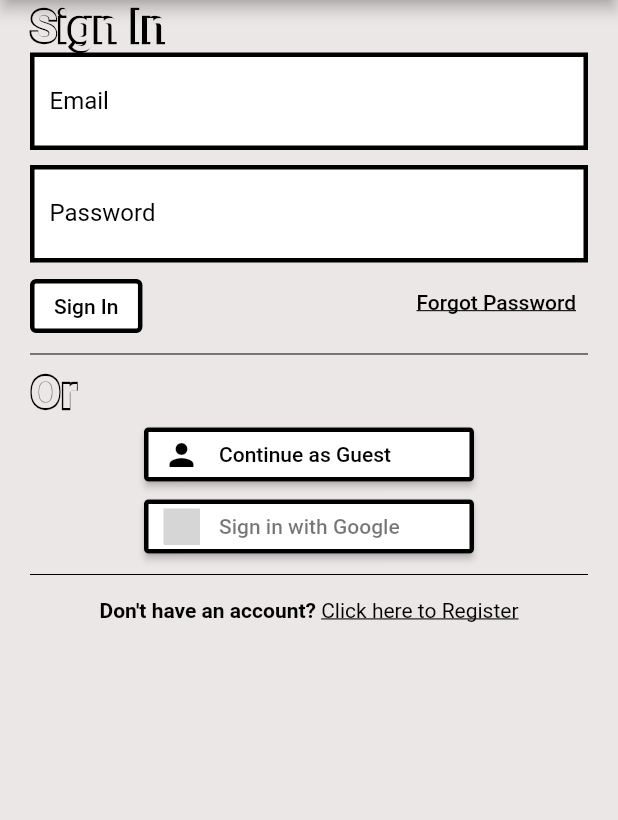
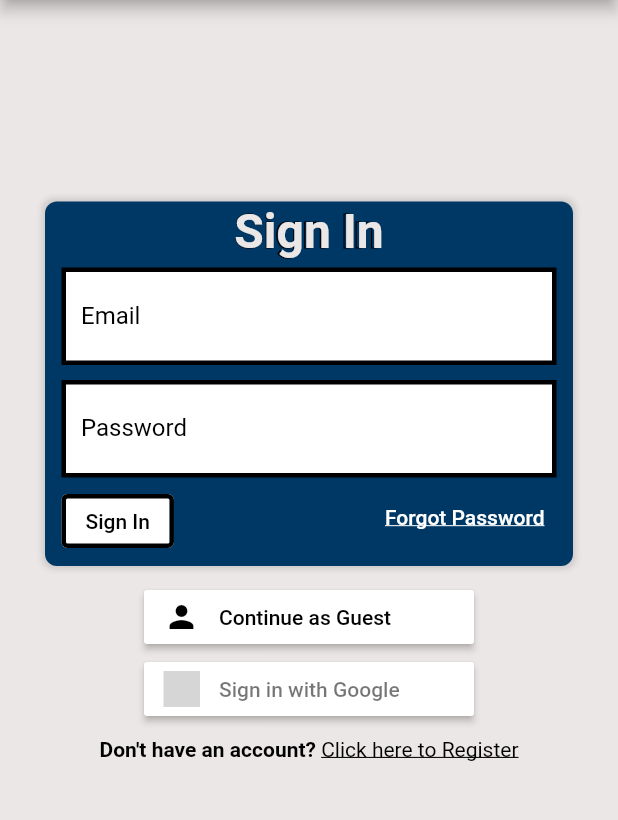
Before and after one commit to deccygpm/UofG-Prepare, a Flutter app: the screen it shows after launch, on a phone screen of 412 x 824 dp, the part 90-910 px from its top. Run offline on Flutter 3.47's test engine with Material 2 defaults, Android fonts, the phone set to English and light mode, and no system bars; our stand-ins replace email_validator, firebase_auth, firebase_core, flutter_signin_button, font_awesome_flutter, google_fonts and 2 more; accounts and stored records are empty; Roboto replaces fonts that are missing (Literata, Lusitana); grey boxes are pictures that could not be loaded.

Commit message:
[#13] Rebuilt sign in screen

```diff
--- a/lib/login/login.dart
+++ b/lib/login/login.dart
@@ -35,18 +35,37 @@ class _LoginScreenState extends State<LoginScreen> {
   Widget build(BuildContext context) {
     return Scaffold(
       appBar: const CustomAppBar(),
-      body: Padding(
-        padding: const EdgeInsets.only(left: 20, right: 20),
-        child: Column(crossAxisAlignment: CrossAxisAlignment.start, children: [
-          Headline(
-            data: "Sign In",
-            color: themeGrey,
+      body: Column(
+        children: [
+          Spacer(),
+          Container(
+            margin: EdgeInsets.all(10),
+            color: Colors.transparent,
+            child: Container(
+              decoration: BoxDecoration(
+                boxShadow: [
+                  BoxShadow(
+                    color: Colors.grey.withOpacity(0.4),
+                    spreadRadius: 2,
+                    blurRadius: 3,
                   ),
-          Form(
+                ],
+                color: themeBlue,
+                border: Border.all(color: Colors.transparent),
+                borderRadius: BorderRadius.circular(8),
+              ),
+              margin: const EdgeInsets.only(left: 20, right: 20),
+              child: Padding(
+                padding: const EdgeInsets.only(left: 10, right: 10, bottom: 5),
+                child: Form(
                   key: formKey,
                   child: Column(
-              crossAxisAlignment: CrossAxisAlignment.start,
+                    crossAxisAlignment: CrossAxisAlignment.center,
                     children: [
+                      Padding(
+                        padding: const EdgeInsets.only(bottom: 5),
+                        child: Headline(data: "Sign In", color: themeGrey),
+                      ),
                       Container(
                         decoration: BoxDecoration(
                             color: Colors.white,
@@ -60,8 +79,10 @@ class _LoginScreenState extends State<LoginScreen> {
                                 controller: emailController,
                                 textInputAction: TextInputAction.next,
                                 keyboardType: TextInputType.emailAddress,
-                          decoration: const InputDecoration(labelText: "Email"),
-                          autovalidateMode: AutovalidateMode.onUserInteraction,
+                                decoration:
+                                    const InputDecoration(labelText: "Email"),
+                                autovalidateMode:
+                                    AutovalidateMode.onUserInteraction,
                                 validator: (email) =>
                                     ValidationService().validateEmail(email!))),
                       ),
@@ -80,11 +101,12 @@ class _LoginScreenState extends State<LoginScreen> {
                                 controller: passwordController,
                                 obscureText: true,
                                 textInputAction: TextInputAction.done,
-                          decoration:
-                              const InputDecoration(labelText: "Password"),
-                          autovalidateMode: AutovalidateMode.onUserInteraction,
-                          validator: (password) =>
-                              ValidationService().validatePassword(password!),
+                                decoration: const InputDecoration(
+                                    labelText: "Password"),
+                                autovalidateMode:
+                                    AutovalidateMode.onUserInteraction,
+                                validator: (password) => ValidationService()
+                                    .validatePassword(password!),
                               )),
                         ),
                       ),
@@ -95,7 +117,8 @@ class _LoginScreenState extends State<LoginScreen> {
                             padding: const EdgeInsets.only(top: 5),
                             child: OutlinedButton(
                               onPressed: () {
-                          final isValid = formKey.currentState!.validate();
+                                final isValid =
+                                    formKey.currentState!.validate();
                                 if (!isValid) return;
 
                                 showDialog(
@@ -105,7 +128,8 @@ class _LoginScreenState extends State<LoginScreen> {
                                           child: CircularProgressIndicator(),
                                         ));
 
-                          AuthService().emailSignIn(emailController.text.trim(),
+                                AuthService().emailSignIn(
+                                    emailController.text.trim(),
                                     passwordController.text.trim());
 
                                 navigatorKey.currentState!
@@ -113,7 +137,8 @@ class _LoginScreenState extends State<LoginScreen> {
                               },
                               style: OutlinedButton.styleFrom(
                                 backgroundColor: Colors.white,
-                          side: const BorderSide(color: Colors.black, width: 3),
+                                side: const BorderSide(
+                                    color: Colors.black, width: 3),
                               ),
                               child: const Text(
                                 "Sign In",
@@ -125,7 +150,7 @@ class _LoginScreenState extends State<LoginScreen> {
                             child: const Text(
                               'Forgot Password',
                               style: TextStyle(
-                          color: Colors.black,
+                                color: Colors.white,
                                 decoration: TextDecoration.underline,
                               ),
                             ),
@@ -146,15 +171,10 @@ class _LoginScreenState extends State<LoginScreen> {
                     ],
                   ),
                 ),
-          const Divider(
-            color: Colors.black,
               ),
-          Headline(
-            data: 'Or',
-            color: themeGrey,
             ),
-          const LoginButtons(),
-          const Divider(color: Colors.black),
+          ),
+          LoginButtons(),
           Center(
             heightFactor: 2,
             child: RichText(
@@ -174,8 +194,11 @@ class _LoginScreenState extends State<LoginScreen> {
                     ),
                   ),
                 ])),
+          ),
+          Spacer(
+            flex: 2,
           )
-        ]),
+        ],
       ),
     );
   }
--- a/lib/login/login_buttons.dart
+++ b/lib/login/login_buttons.dart
@@ -16,9 +16,7 @@ class LoginButtons extends StatelessWidget {
       child: Column(
         children: [
           SignInButtonBuilder(
-            shape: RoundedRectangleBorder(
-                side: const BorderSide(width: 3, color: Colors.black),
-                borderRadius: BorderRadius.circular(3)),
+            elevation: 2,
             backgroundColor: Colors.white,
             onPressed: () => AuthService().guestLogin(),
             text: 'Continue as Guest',
@@ -28,16 +26,10 @@ class LoginButtons extends StatelessWidget {
             textColor: Colors.black,
           ),
           SignInButton(Buttons.Google,
-              shape: RoundedRectangleBorder(
-                  side: const BorderSide(color: Colors.black, width: 3),
-                  borderRadius: BorderRadius.circular(3)),
-              onPressed: () => AuthService().googleLogin()),
+              elevation: 2, onPressed: () => AuthService().googleLogin()),
           if (Platform.isIOS)
             SignInButton(Buttons.Apple,
-                shape: RoundedRectangleBorder(
-                    side: const BorderSide(color: Colors.black, width: 3),
-                    borderRadius: BorderRadius.circular(3)),
-                onPressed: () => AuthService().signInWithApple()),
+                elevation: 2, onPressed: () => AuthService().signInWithApple()),
         ],
       ),
     );
--- a/lib/shared/headline.dart
+++ b/lib/shared/headline.dart
@@ -14,10 +14,10 @@ class Headline extends StatelessWidget {
         Text(
           data,
           style: TextStyle(
-            fontSize: 30,
+            fontSize: 32,
             foreground: Paint()
               ..style = PaintingStyle.stroke
-              ..strokeWidth = 3
+              ..strokeWidth = 1
               ..color = Colors.black,
           ),
         ),
@@ -25,7 +25,7 @@ class Headline extends StatelessWidget {
           data,
           style: TextStyle(
             fontWeight: FontWeight.bold,
-            fontSize: 30,
+            fontSize: 32,
             color: color,
           ),
         ),
--- a/lib/theme.dart
+++ b/lib/theme.dart
@@ -6,7 +6,7 @@ Color themeBlue = Color(0xFF003865);
 
 var appTheme = ThemeData(
     canvasColor: themeGrey,
-    fontFamily: GoogleFonts.lusitana().fontFamily,
+    fontFamily: GoogleFonts.literata().fontFamily,
     inputDecorationTheme: const InputDecorationTheme(
         enabledBorder: UnderlineInputBorder(
             borderSide: BorderSide(color: Colors.transparent)),
```
Lines whose indentation alone changed are shown as unchanged.
